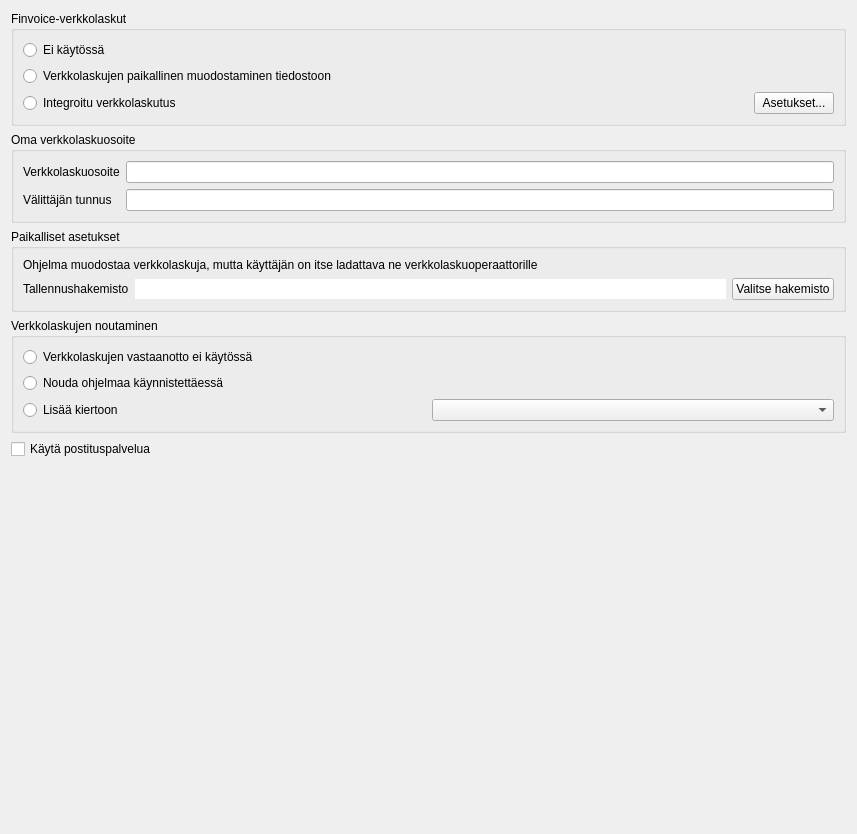
Old version of the form kitsas/maaritys/verkkolasku/verkkolasku.ui in the repository artoh/kitupiikki.
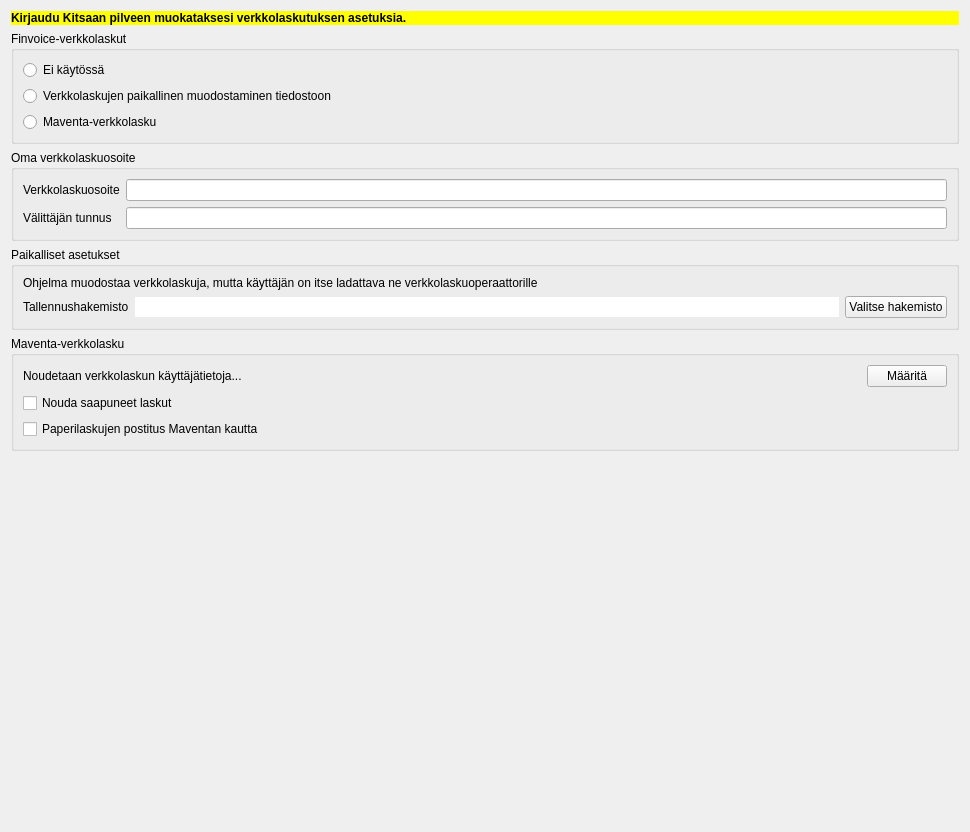
New version of the form. Icons and pictures are not drawn.

Commit message: Verkkolaskujen lähetys

Diff of the .ui file:
```diff
--- a/kitsas/maaritys/verkkolasku/verkkolasku.ui
+++ b/kitsas/maaritys/verkkolasku/verkkolasku.ui
@@ -6,20 +6,31 @@
    <rect>
     <x>0</x>
     <y>0</y>
-    <width>857</width>
-    <height>834</height>
+    <width>970</width>
+    <height>832</height>
    </rect>
   </property>
   <property name="windowTitle">
    <string>Dialog</string>
   </property>
-  <layout class="QVBoxLayout" name="verticalLayout_4">
+  <layout class="QVBoxLayout" name="verticalLayout_2">
+   <item>
+    <widget class="QLabel" name="kirjauduLabel">
+     <property name="styleSheet">
+      <string notr="true">background-color: rgb(255, 255, 0);
+font-weight: bold;</string>
+     </property>
+     <property name="text">
+      <string>Kirjaudu Kitsaan pilveen muokataksesi verkkolaskutuksen asetuksia.</string>
+     </property>
+    </widget>
+   </item>
    <item>
     <widget class="QGroupBox" name="kaytossaGroup">
      <property name="title">
       <string>Finvoice-verkkolaskut</string>
      </property>
-     <layout class="QVBoxLayout" name="verticalLayout_3">
+     <layout class="QVBoxLayout" name="verticalLayout_4">
       <item>
        <widget class="QRadioButton" name="eiKaytossa">
         <property name="text">
@@ -35,26 +46,11 @@
        </widget>
       </item>
       <item>
-       <layout class="QHBoxLayout" name="horizontalLayout_3" stretch="1,0">
-        <item>
          <widget class="QRadioButton" name="integroitu">
           <property name="text">
-           <string>Integroitu verkkolaskutus</string>
-          </property>
-         </widget>
-        </item>
-        <item>
-         <widget class="QPushButton" name="ivAsetusNappi">
-          <property name="text">
-           <string>Asetukset...</string>
-          </property>
-          <property name="icon">
-           <iconset resource="../../pic/pic.qrc">
-            <normaloff>:/pic/ratas.png</normaloff>:/pic/ratas.png</iconset>
-          </property>
-         </widget>
-        </item>
-       </layout>
+         <string>Maventa-verkkolasku</string>
+        </property>
+       </widget>
       </item>
      </layout>
     </widget>
@@ -148,52 +144,47 @@
     </widget>
    </item>
    <item>
-    <widget class="QGroupBox" name="noutoGroup">
+    <widget class="QGroupBox" name="maventaGroup">
      <property name="title">
-      <string>Verkkolaskujen noutaminen</string>
+      <string>Maventa-verkkolasku</string>
      </property>
-     <property name="checkable">
-      <bool>false</bool>
-     </property>
-     <property name="checked">
-      <bool>false</bool>
-     </property>
-     <layout class="QVBoxLayout" name="verticalLayout_2">
+     <layout class="QVBoxLayout" name="verticalLayout_3">
       <item>
-       <widget class="QRadioButton" name="eiVastaanottoa">
-        <property name="text">
-         <string>Verkkolaskujen vastaanotto ei käytössä</string>
-        </property>
-       </widget>
-      </item>
+       <layout class="QHBoxLayout" name="horizontalLayout_3" stretch="1,0">
       <item>
-       <widget class="QRadioButton" name="saapuneetKansio">
+         <widget class="QLabel" name="kayttajaLabel">
         <property name="text">
-         <string>Nouda ohjelmaa käynnistettäessä</string>
-        </property>
+           <string>Noudetaan verkkolaskun käyttäjätietoja...</string>
+          </property>
+          <property name="wordWrap">
+           <bool>true</bool>
+          </property>
        </widget>
       </item>
       <item>
-       <layout class="QHBoxLayout" name="horizontalLayout_2">
-        <item>
-         <widget class="QRadioButton" name="kiertoRadio">
+         <widget class="QPushButton" name="ivAsetusNappi">
           <property name="text">
-           <string>Lisää kiertoon</string>
+           <string>Määritä</string>
           </property>
          </widget>
         </item>
-        <item>
-         <widget class="QComboBox" name="kiertoCombo"/>
-        </item>
        </layout>
       </item>
-     </layout>
+      <item>
+       <widget class="QCheckBox" name="noutoCheck">
+        <property name="text">
+         <string>Nouda saapuneet laskut</string>
+        </property>
+        <property name="icon">
+         <iconset resource="../../pic/pic.qrc">
+          <normaloff>:/pic/tuotiedosto.png</normaloff>:/pic/tuotiedosto.png</iconset>
+        </property>
     </widget>
    </item>
    <item>
     <widget class="QCheckBox" name="postitusCheck">
      <property name="text">
-      <string>Käytä postituspalvelua</string>
+         <string>Paperilaskujen postitus Maventan kautta</string>
      </property>
      <property name="icon">
       <iconset resource="../../pic/pic.qrc">
@@ -201,6 +192,9 @@
      </property>
     </widget>
    </item>
+     </layout>
+    </widget>
+   </item>
    <item>
     <spacer name="verticalSpacer">
      <property name="orientation">
@@ -209,7 +203,7 @@
      <property name="sizeHint" stdset="0">
       <size>
        <width>20</width>
-       <height>171</height>
+       <height>367</height>
       </size>
      </property>
     </spacer>
```
Left out of the diff: 4 changed lines with no effect on the pictures. Lines whose indentation alone changed are shown as unchanged. The commit also changes 26 other files.
